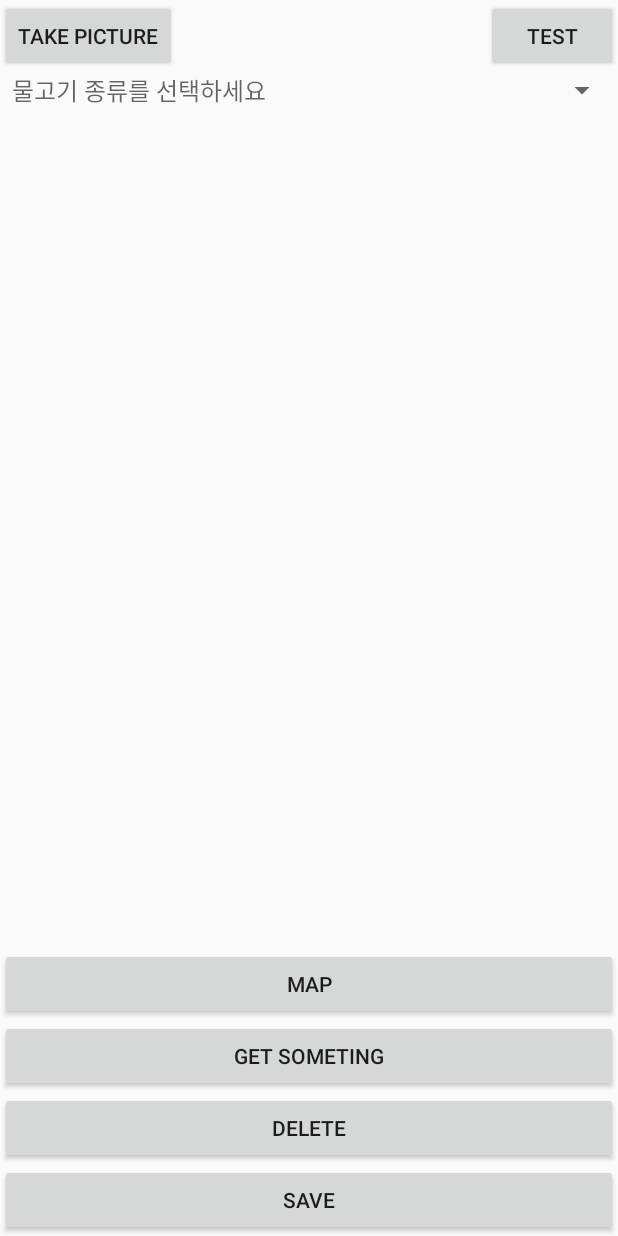
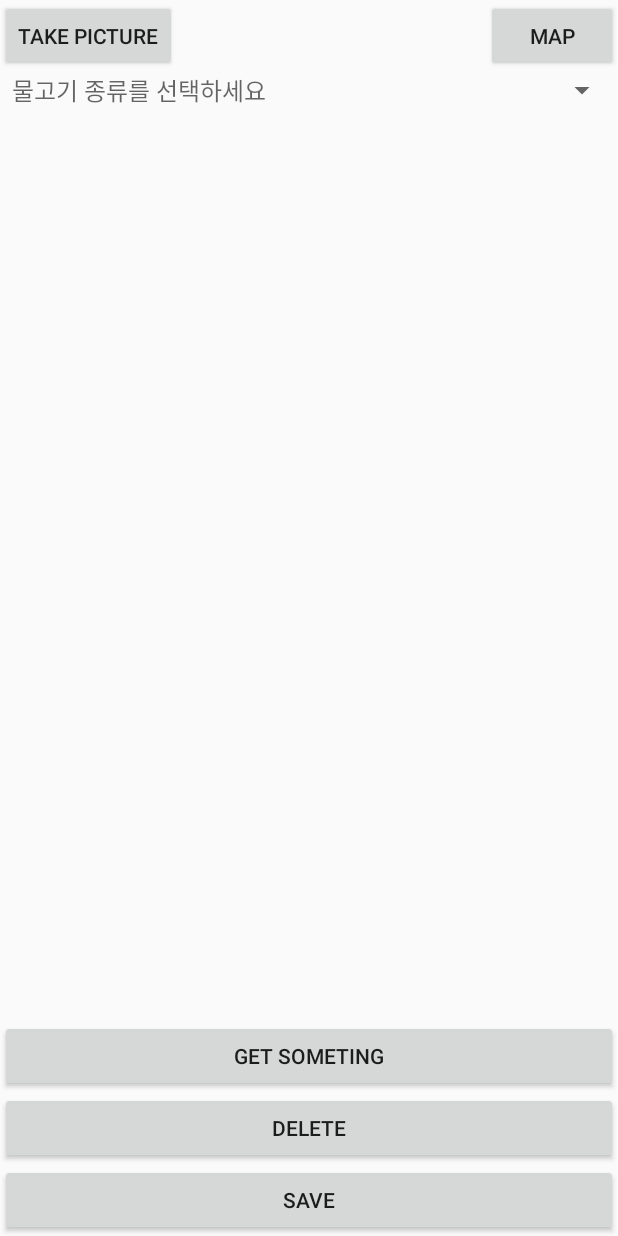
Before and after one commit to SNURFER/FishingNote, an Android app: the PreViewActivity screen opened directly, with no data from a screen before it, on a phone screen of 412 x 824 dp. Run offline under Robolectric (Android 15) with nearby library versions, the phone set to English and light mode, and no system bars.

Commit message:
[chore] switch buttons - test button to map

```diff
--- a/app/src/main/java/com/journaldev/androidarcoredistancecamera/PreViewActivity.java
+++ b/app/src/main/java/com/journaldev/androidarcoredistancecamera/PreViewActivity.java
@@ -48,10 +48,6 @@ public class PreViewActivity extends Activity {
     }
 
     private void setListeners() {
-        m_btnTest.setOnClickListener(v->{
-            Intent intent = new Intent(this, TestActivity.class);
-            startActivity(intent);
-        });
         m_btnGoBack.setOnClickListener(v-> {
             Intent intent = new Intent(this, MainActivity.class);
             startActivity(intent);
@@ -91,7 +87,6 @@ public class PreViewActivity extends Activity {
     }
 
     private void getView() {
-        m_btnTest = findViewById((R.id.btnTest));
         m_btnGoBack = findViewById((R.id.btnGoBack));
         m_btnGetSomething = findViewById(R.id.btnGetSometing);
         m_btnDelete = findViewById(R.id.btnDelete);
--- a/app/src/main/res/layout/activity_preview.xml
+++ b/app/src/main/res/layout/activity_preview.xml
@@ -6,10 +6,10 @@
     android:layout_height="match_parent">
 
     <Button
-        android:id="@+id/btnTest"
+        android:id="@+id/btnGoToMap"
         android:layout_width="wrap_content"
         android:layout_height="wrap_content"
-        android:text="Test"
+        android:text="Map"
         app:layout_constraintRight_toRightOf="parent"
         app:layout_constraintTop_toTopOf="parent" />
 
@@ -24,7 +24,7 @@
     <ImageView
         android:id="@+id/ivPreviewImage"
         android:layout_width="match_parent"
-        android:layout_height="300dp"
+        android:layout_height="363dp"
         app:layout_constraintBottom_toBottomOf="parent"
         app:layout_constraintLeft_toLeftOf="parent"
         app:layout_constraintRight_toRightOf="parent"
@@ -36,7 +36,7 @@
         android:id="@+id/spnFishTypes"
         android:layout_width="match_parent"
         android:layout_height="wrap_content"
-        app:layout_constraintTop_toBottomOf="@id/btnTest"
+        app:layout_constraintTop_toBottomOf="@id/btnGoBack"
         tools:layout_editor_absoluteX="0dp" />
 
     <Button
@@ -60,11 +60,4 @@
         android:text="Get Someting"
         app:layout_constraintBottom_toTopOf="@id/btnDelete" />
 
-    <Button
-        android:id="@+id/btnGoToMap"
-        android:layout_width="match_parent"
-        android:layout_height="wrap_content"
-        android:text="Map"
-        app:layout_constraintBottom_toTopOf="@id/btnGetSometing" />
-
 </androidx.constraintlayout.widget.ConstraintLayout>
```
